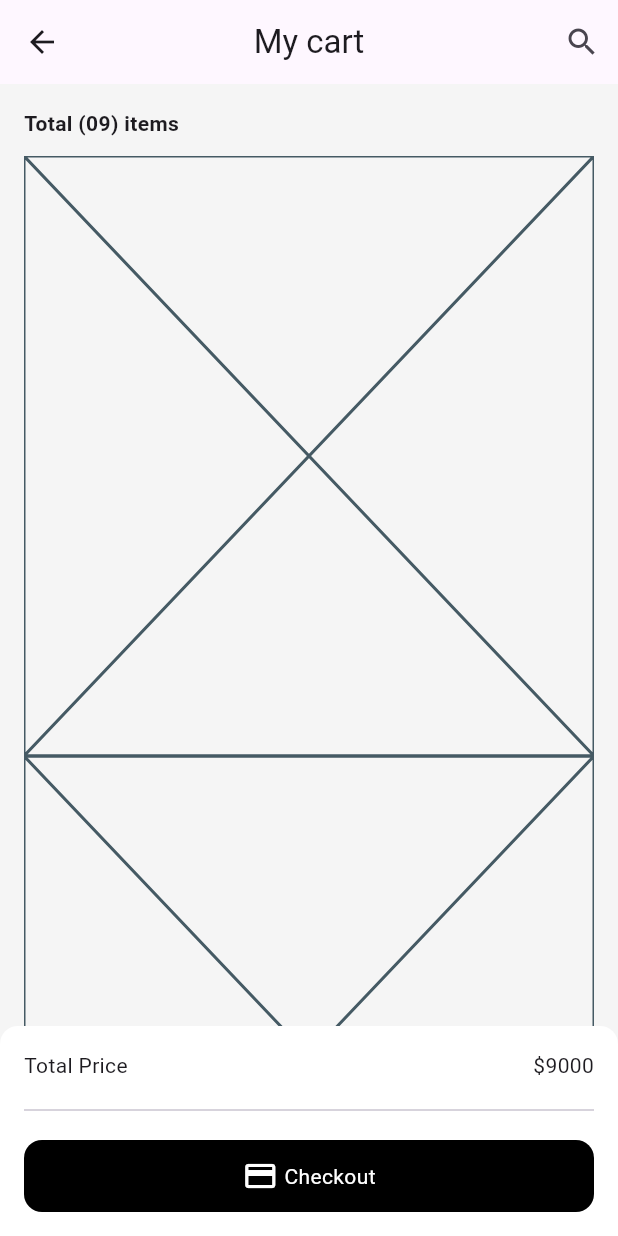
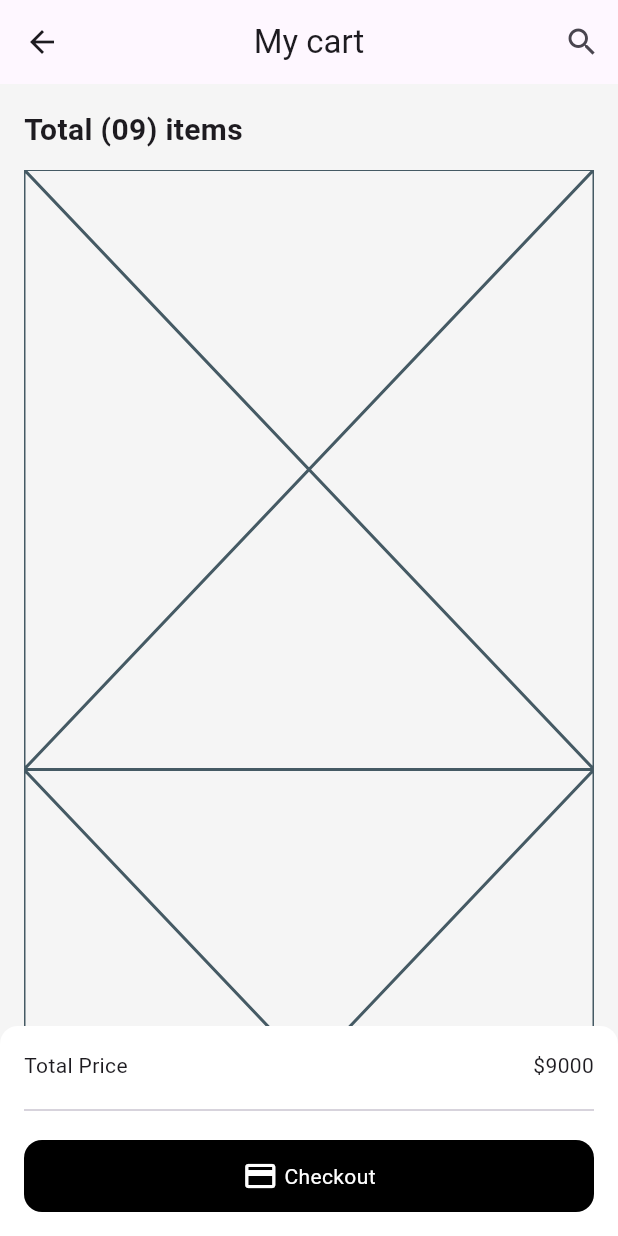
Before and after one commit to JAICHANGPARK/flutter_notebook_chapter_49, a Flutter app: the FurnitureCartPage screen opened directly, on a phone screen of 412 x 824 dp. Run offline on Flutter 3.47's test engine with Material 3 defaults, Android fonts, the phone set to English and light mode, and no system bars; our stand-ins replace dots_indicator, gap, google_fonts.

Commit message:
Update furniture_cart_page.dart

```diff
--- a/lib/ep2460_furniture_app/ui/furniture_cart_page.dart
+++ b/lib/ep2460_furniture_app/ui/furniture_cart_page.dart
@@ -30,7 +30,8 @@ class _FurnitureCartPageState extends State<FurnitureCartPage> {
                 children: [
                   Text(
                     "Total (09) items",
-                    style: TextStyle(fontWeight: FontWeight.bold),
+                    style: TextStyle(fontWeight: FontWeight.bold,
+                    fontSize: 20,),
                   ),
                   Expanded(
                     child: ListView.builder(
```
